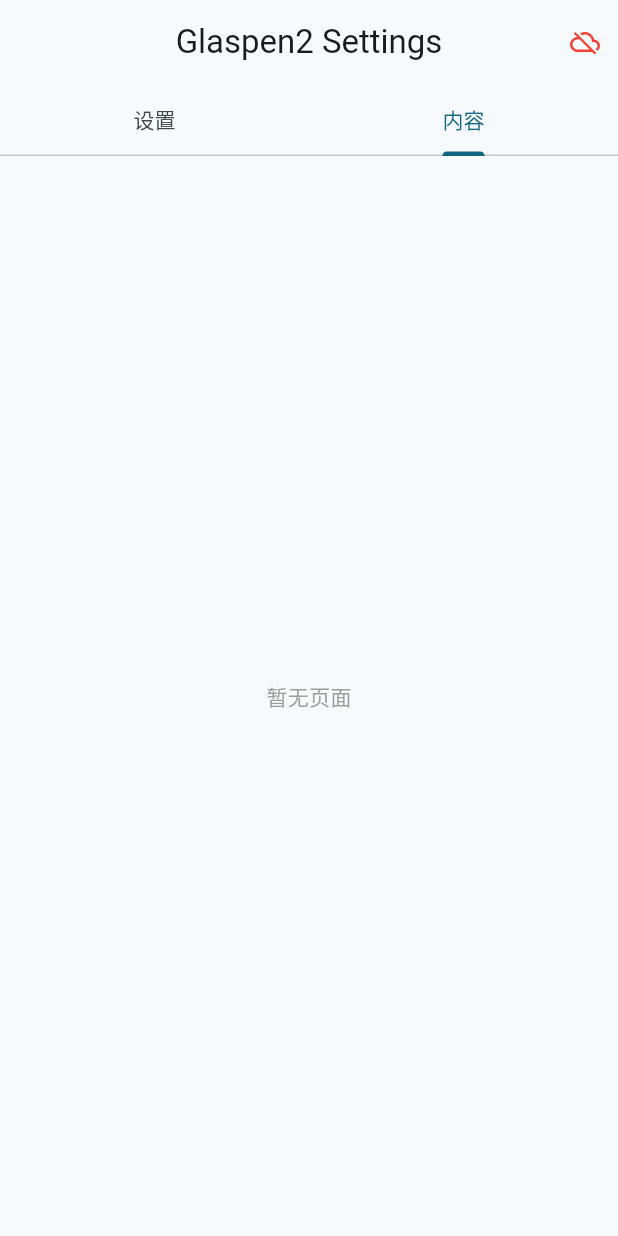
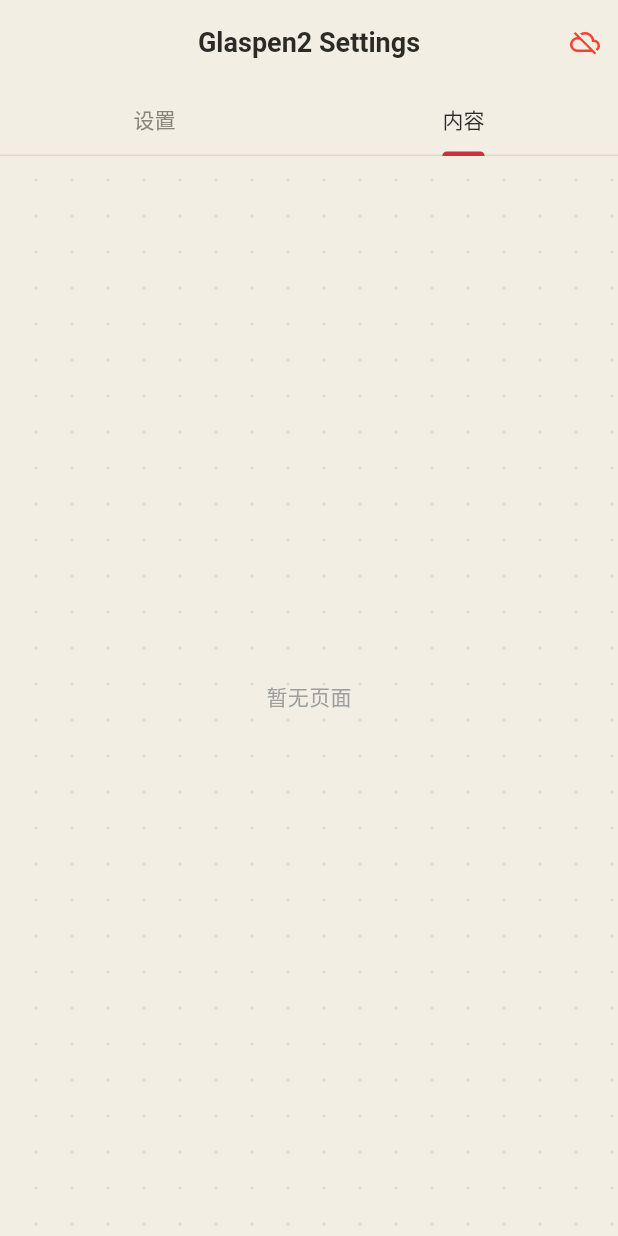
Before and after one commit to liuluopeng/glaspen2, a Flutter app: the screen it shows after launch, tab 2 chosen, on a phone screen of 412 x 824 dp. Run offline on Flutter 3.47's test engine with Material 3 defaults, Android fonts, the phone set to English and light mode, and no system bars; missing offline and left inert: dart:ffi; Roboto replaces fonts that are missing (LXGWWenKaiMono).

Commit message:
feat(settings): paper-ink theme — custom UI over Material defaults
- warm paper background with a faint dot-grid (CustomPaint under the
  Scaffold; scaffold background transparent so dots show through)
- sections become rounded paper cards with a red pen-stroke title bar
- ink-colored text, red/blue accents from the pen palette, themed
  tab bar / switches / outlined buttons / dividers / app bar
- dart:ffi hides Size (ambiguity with dart:ui in the new painter)

```diff
--- a/flutter_settings/lib/main.dart
+++ b/flutter_settings/lib/main.dart
@@ -1,6 +1,6 @@
 import 'dart:async';
 import 'dart:convert';
-import 'dart:ffi';
+import 'dart:ffi' hide Size;
 import 'dart:io';
 import 'dart:typed_data';
 
@@ -436,6 +436,85 @@
   }
 }
 
+// ── 纸墨主题 ──
+const _paperBg = Color(0xFFF3EEE3);   // 暖纸底
+const _paperCard = Color(0xFFFBF8F1); // 区块卡纸面
+const _ink = Color(0xFF2C2A26);       // 墨色文字
+const _inkFaint = Color(0xFF8A857A);  // 淡墨(次要)
+const _penRed = Color(0xFFC4353F);    // 笔锋红(强调色)
+const _paperLine = Color(0xFFE0D9C8); // 分隔/描边
+
+ThemeData _buildPaperTheme() {
+  final scheme = ColorScheme.light(
+    primary: _penRed,
+    onPrimary: Colors.white,
+    secondary: const Color(0xFF0070BD),
+    surface: _paperCard,
+    onSurface: _ink,
+    surfaceContainerHighest: _paperBg,
+    outline: const Color(0xFFD8D2C4),
+    outlineVariant: const Color(0xFFE4DECF),
+  );
+  return ThemeData(
+    useMaterial3: true,
+    colorScheme: scheme,
+    scaffoldBackgroundColor: Colors.transparent,
+    fontFamily: 'LXGWWenKaiMono',
+    textTheme: ThemeData(brightness: Brightness.light)
+        .textTheme
+        .apply(bodyColor: _ink, displayColor: _ink),
+    appBarTheme: const AppBarTheme(
+      backgroundColor: _paperBg,
+      foregroundColor: _ink,
+      elevation: 0,
+      centerTitle: true,
+      titleTextStyle: TextStyle(
+          fontFamily: 'LXGWWenKaiMono',
+          fontSize: 18,
+          fontWeight: FontWeight.bold,
+          color: _ink),
+    ),
+    tabBarTheme: const TabBarThemeData(
+      labelColor: _ink,
+      unselectedLabelColor: _inkFaint,
+      indicatorColor: _penRed,
+      dividerColor: _paperLine,
+    ),
+    dividerTheme: const DividerThemeData(color: _paperLine),
+    switchTheme: SwitchThemeData(
+      thumbColor: WidgetStateProperty.resolveWith(
+          (s) => s.contains(WidgetState.selected) ? Colors.white : const Color(0xFFB9B2A2)),
+      trackColor: WidgetStateProperty.resolveWith(
+          (s) => s.contains(WidgetState.selected) ? _penRed : const Color(0xFFD8D2C4)),
+    ),
+    outlinedButtonTheme: OutlinedButtonThemeData(
+      style: OutlinedButton.styleFrom(
+        foregroundColor: _ink,
+        side: const BorderSide(color: Color(0xFFD8D2C4)),
+        backgroundColor: _paperCard,
+      ),
+    ),
+  );
+}
+
+/// 方格手账纸的点阵背景
+class _PaperDotsPainter extends CustomPainter {
+  const _PaperDotsPainter();
+  @override
+  void paint(Canvas canvas, Size size) {
+    final paint = Paint()..color = const Color(0x1A2C2A26);
+    const gap = 24.0;
+    for (double y = gap; y < size.height; y += gap) {
+      for (double x = gap; x < size.width; x += gap) {
+        canvas.drawCircle(Offset(x, y), 1.0, paint);
+      }
+    }
+  }
+
+  @override
+  bool shouldRepaint(covariant CustomPainter oldDelegate) => false;
+}
+
 // ── App ──
 
 class GlaspenSettingsApp extends StatelessWidget {
@@ -451,22 +530,24 @@
       // (the OS display scaling handles it).
       builder: (context, child) {
         final s = Platform.isMacOS ? 1.4 : 1.0;
-        if (s == 1.0) return child!;
-        return Transform.scale(
+        Widget w = child!;
+        if (s != 1.0) {
+          w = Transform.scale(
             scale: s,
             child: FractionallySizedBox(
               widthFactor: 1 / s,
               heightFactor: 1 / s,
-            child: child,
+              child: w,
             ),
           );
+        }
+        // 纸底 + 点阵(Scaffold 背景透明,点阵从底层透出)
+        return Container(
+          color: _paperBg,
+          child: CustomPaint(painter: const _PaperDotsPainter(), child: w),
+        );
       },
-      theme: ThemeData(
-        useMaterial3: true,
-        brightness: Brightness.light,
-        colorSchemeSeed: Colors.blueGrey,
-        fontFamily: 'LXGWWenKaiMono',
-      ),
+      theme: _buildPaperTheme(),
       home: const SettingsPage(),
     );
   }
@@ -948,14 +1029,27 @@
   }
 
   Widget _buildSection(String title, Widget child) {
-    return Column(
+    return Container(
+      padding: const EdgeInsets.fromLTRB(14, 12, 14, 14),
+      decoration: BoxDecoration(
+        color: _paperCard,
+        borderRadius: BorderRadius.circular(10),
+        border: Border.all(color: _paperLine),
+      ),
+      child: Column(
         crossAxisAlignment: CrossAxisAlignment.start,
         children: [
+          Row(children: [
+            Container(width: 3, height: 14, color: _penRed,
+                margin: const EdgeInsets.only(right: 8)),
             Text(title,
-            style: const TextStyle(fontWeight: FontWeight.bold, fontSize: 15)),
-        const SizedBox(height: 8),
+                style: const TextStyle(
+                    fontWeight: FontWeight.bold, fontSize: 15, color: _ink)),
+          ]),
+          const SizedBox(height: 10),
           child,
         ],
+      ),
     );
   }
 
```
Lines whose indentation alone changed are shown as unchanged.
